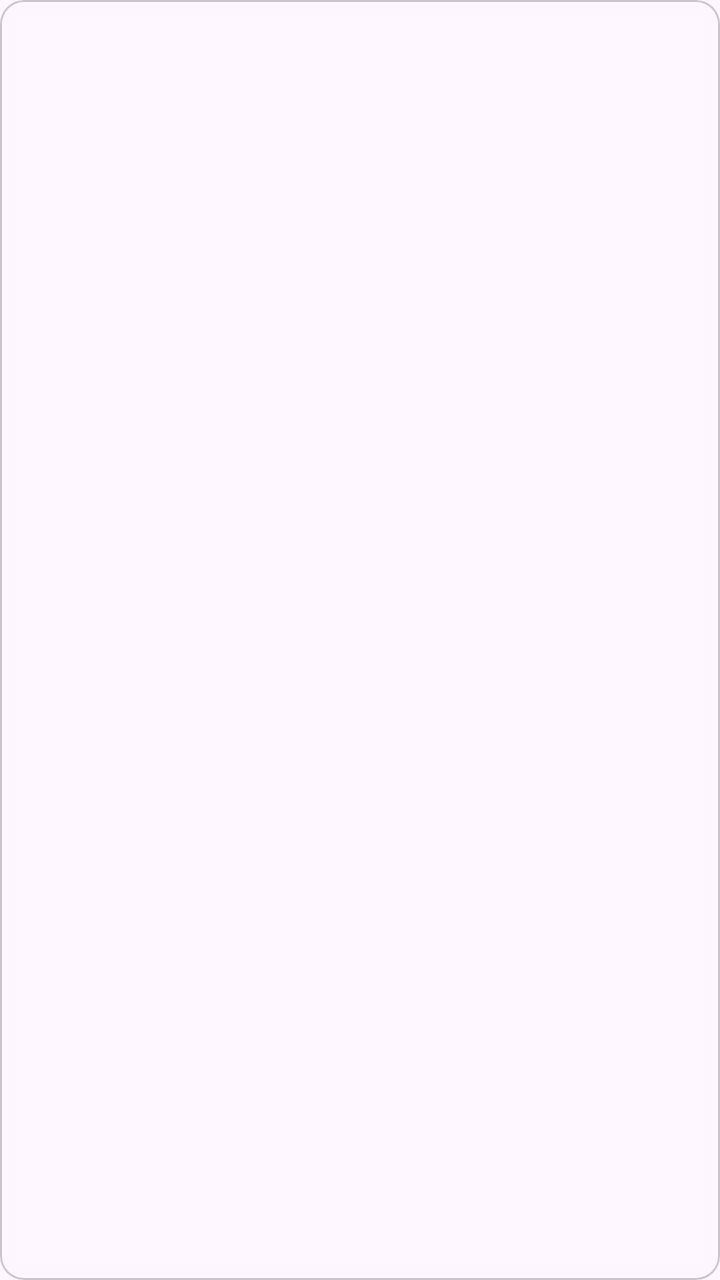
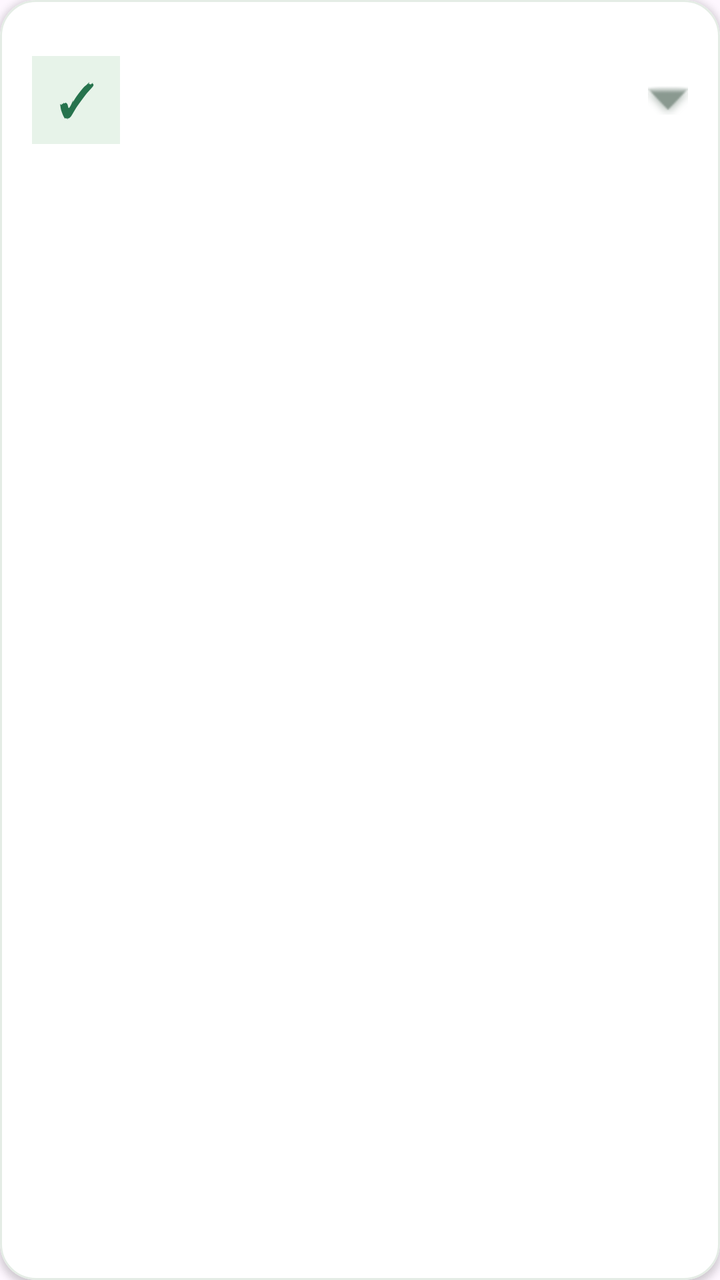

Before-and-after screenshots of an Android layout around one commit, followed by the original layout XML and the change that was made.
<!-- AndroidManifest.xml: application theme Theme.SmartPantryManager -->
<!-- res/layout/item_pantry.xml -->
<?xml version="1.0" encoding="utf-8"?>
<com.google.android.material.card.MaterialCardView
    xmlns:android="http://schemas.android.com/apk/res/android"
    android:layout_width="match_parent"
    android:layout_height="wrap_content"
    android:layout_margin="6dp"
    android:clickable="true"
    android:focusable="true">

    <LinearLayout
        android:layout_width="match_parent"
        android:layout_height="wrap_content"
        android:orientation="vertical"
        android:padding="16dp">

        <TextView
            android:id="@+id/textName"
            android:layout_width="wrap_content"
            android:layout_height="wrap_content"
            android:textSize="18sp"
            android:textStyle="bold" />

        <TextView
            android:id="@+id/textQuantity"
            android:layout_width="wrap_content"
            android:layout_height="wrap_content"
            android:layout_marginTop="4dp"
            android:textSize="15sp" />

        <TextView
            android:id="@+id/textExpiry"
            android:layout_width="wrap_content"
            android:layout_height="wrap_content"
            android:layout_marginTop="2dp"
            android:textSize="13sp" />
    </LinearLayout>
</com.google.android.material.card.MaterialCardView>
<!-- resources referenced by this layout -->
<resources>
  <style name="Theme.SmartPantryManager" parent="Base.Theme.SmartPantryManager" />
  <style name="Base.Theme.SmartPantryManager" parent="Theme.Material3.DayNight.NoActionBar">
          
          
      </style>
</resources>

<!-- the commit's change to res/layout/item_pantry.xml (unified diff, before → after) -->
@@ -1,37 +1,80 @@
 <?xml version="1.0" encoding="utf-8"?>
 <com.google.android.material.card.MaterialCardView
     xmlns:android="http://schemas.android.com/apk/res/android"
+    xmlns:app="http://schemas.android.com/apk/res-auto"
     android:layout_width="match_parent"
     android:layout_height="wrap_content"
-    android:layout_margin="6dp"
+    android:layout_marginStart="4dp"
+    android:layout_marginTop="6dp"
+    android:layout_marginEnd="4dp"
+    android:layout_marginBottom="6dp"
     android:clickable="true"
-    android:focusable="true">
+    android:focusable="true"
+    app:cardBackgroundColor="#FFFFFF"
+    app:cardCornerRadius="18dp"
+    app:cardElevation="2dp"
+    app:strokeColor="#E4ECE5"
+    app:strokeWidth="1dp">
 
     <LinearLayout
         android:layout_width="match_parent"
         android:layout_height="wrap_content"
-        android:orientation="vertical"
+        android:gravity="center_vertical"
+        android:orientation="horizontal"
         android:padding="16dp">
 
         <TextView
-            android:id="@+id/textName"
-            android:layout_width="wrap_content"
+            android:layout_width="44dp"
+            android:layout_height="44dp"
+            android:background="#E7F3E9"
+            android:gravity="center"
+            android:text="✓"
+            android:textColor="#26734D"
+            android:textSize="22sp"
+            android:textStyle="bold"
+            android:contentDescription="Pantry ingredient" />
+
+        <LinearLayout
+            android:layout_width="0dp"
             android:layout_height="wrap_content"
-            android:textSize="18sp"
-            android:textStyle="bold" />
+            android:layout_marginStart="14dp"
+            android:layout_weight="1"
+            android:orientation="vertical">
 
-        <TextView
-            android:id="@+id/textQuantity"
-            android:layout_width="wrap_content"
-            android:layout_height="wrap_content"
-            android:layout_marginTop="4dp"
-            android:textSize="15sp" />
+            <TextView
+                android:id="@+id/textName"
+                android:layout_width="match_parent"
+                android:layout_height="wrap_content"
+                android:textColor="#173D2D"
+                android:textSize="17sp"
+                android:textStyle="bold" />
 
-        <TextView
-            android:id="@+id/textExpiry"
-            android:layout_width="wrap_content"
-            android:layout_height="wrap_content"
-            android:layout_marginTop="2dp"
-            android:textSize="13sp" />
+            <TextView
+                android:id="@+id/textQuantity"
+                android:layout_width="match_parent"
+                android:layout_height="wrap_content"
+                android:layout_marginTop="5dp"
+                android:textColor="#52685A"
+                android:textSize="14sp" />
+
+            <TextView
+                android:id="@+id/textExpiry"
+                android:layout_width="match_parent"
+                android:layout_height="wrap_content"
+                android:layout_marginTop="5dp"
+                android:textColor="#718078"
+                android:textSize="12sp" />
+
+        </LinearLayout>
+
+        <ImageView
+            android:layout_width="20dp"
+            android:layout_height="20dp"
+            android:layout_marginStart="8dp"
+            android:src="@android:drawable/arrow_down_float"
+            android:contentDescription="Ingredient options"
+            app:tint="#8A9990" />
+
     </LinearLayout>
+
 </com.google.android.material.card.MaterialCardView>
